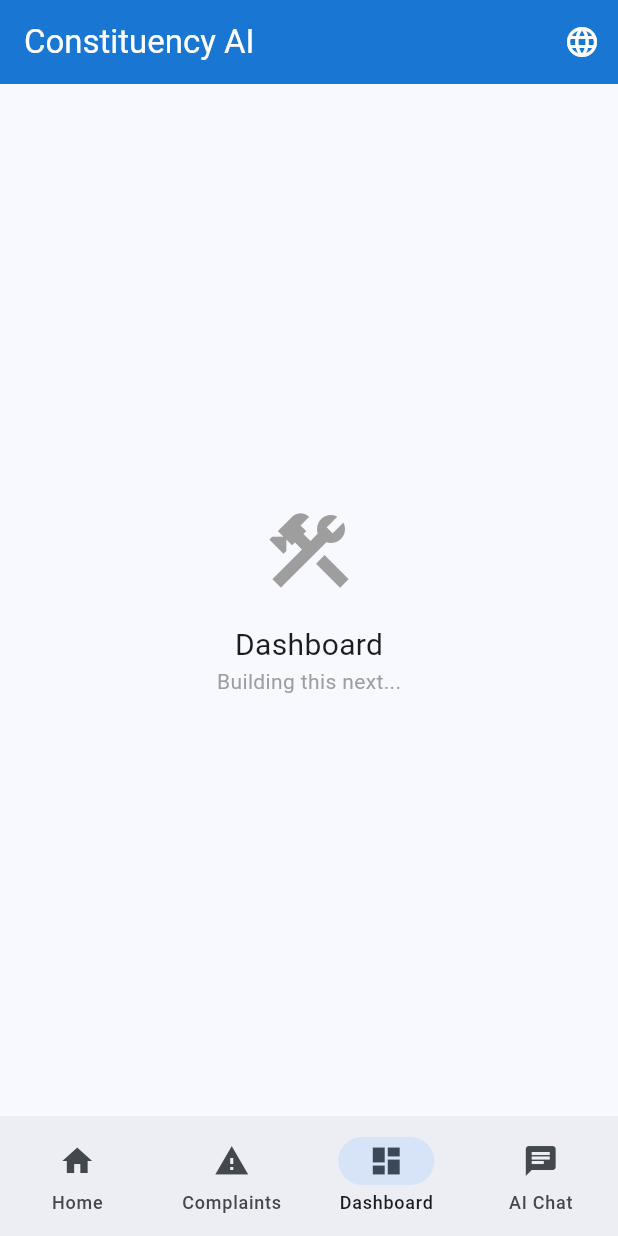
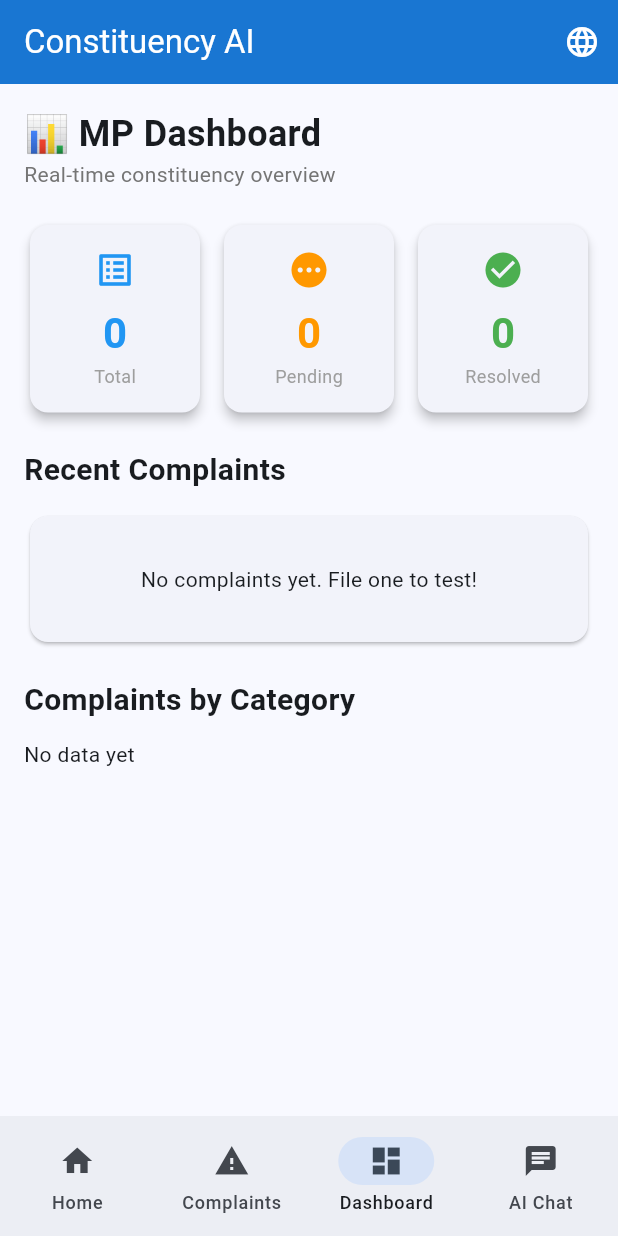
Before and after one commit to CYBERtony786/constituency-ai-command-center, a Flutter app: the screen it shows after launch, item 3 of the bottom bar chosen, on a phone screen of 412 x 824 dp. Run offline on Flutter 3.47's test engine with Material 3 defaults, Android fonts, the light colour scheme and no system bars; our stand-ins replace cloud_firestore, firebase_core; accounts and stored records are empty.

Commit message:
Day 6: Built live dashboard connected to Firebase

```diff
--- a/constituency_app/lib/screens/dashboard_screen.dart
+++ b/constituency_app/lib/screens/dashboard_screen.dart
@@ -0,0 +1,298 @@
+import 'package:flutter/material.dart';
+import 'package:cloud_firestore/cloud_firestore.dart';
+
+class DashboardScreen extends StatelessWidget {
+  @override
+  Widget build(BuildContext context) {
+    return SingleChildScrollView(
+      padding: EdgeInsets.all(16),
+      child: Column(
+        crossAxisAlignment: CrossAxisAlignment.start,
+        children: [
+          // Header
+          Text(
+            '📊 MP Dashboard',
+            style: TextStyle(fontSize: 24, fontWeight: FontWeight.bold),
+          ),
+          Text(
+            'Real-time constituency overview',
+            style: TextStyle(color: Colors.grey[600]),
+          ),
+
+          SizedBox(height: 20),
+
+          // Live Stats from Firebase
+          _buildLiveStats(),
+
+          SizedBox(height: 20),
+
+          // Recent Complaints List
+          Text(
+            'Recent Complaints',
+            style: TextStyle(fontSize: 20, fontWeight: FontWeight.bold),
+          ),
+          SizedBox(height: 12),
+          _buildRecentComplaints(),
+
+          SizedBox(height: 20),
+
+          // Complaints by Category
+          Text(
+            'Complaints by Category',
+            style: TextStyle(fontSize: 20, fontWeight: FontWeight.bold),
+          ),
+          SizedBox(height: 12),
+          _buildCategoryBreakdown(),
+        ],
+      ),
+    );
+  }
+
+  // Live stats from Firestore
+  Widget _buildLiveStats() {
+    return StreamBuilder<QuerySnapshot>(
+      // StreamBuilder automatically updates when data changes in Firebase
+      stream: FirebaseFirestore.instance.collection('grievances').snapshots(),
+      builder: (context, snapshot) {
+        // While loading
+        if (snapshot.connectionState == ConnectionState.waiting) {
+          return Center(child: CircularProgressIndicator());
+        }
+
+        // If error
+        if (snapshot.hasError) {
+          return Text('Error loading data');
+        }
+
+        // Calculate stats
+        int total = snapshot.data?.docs.length ?? 0;
+        int pending = 0;
+        int resolved = 0;
+
+        for (var doc in snapshot.data!.docs) {
+          Map<String, dynamic> data = doc.data() as Map<String, dynamic>;
+          if (data['status'] == 'resolved') {
+            resolved++;
+          } else {
+            pending++;
+          }
+        }
+
+        return Row(
+          children: [
+            Expanded(
+              child: _buildDashStatCard('Total', '$total', Colors.blue, Icons.list_alt),
+            ),
+            SizedBox(width: 8),
+            Expanded(
+              child: _buildDashStatCard('Pending', '$pending', Colors.orange, Icons.pending),
+            ),
+            SizedBox(width: 8),
+            Expanded(
+              child: _buildDashStatCard('Resolved', '$resolved', Colors.green, Icons.check_circle),
+            ),
+          ],
+        );
+      },
+    );
+  }
+
+  Widget _buildDashStatCard(String label, String value, Color color, IconData icon) {
+    return Card(
+      elevation: 3,
+      child: Padding(
+        padding: EdgeInsets.all(16),
+        child: Column(
+          children: [
+            Icon(icon, color: color, size: 28),
+            SizedBox(height: 8),
+            Text(
+              value,
+              style: TextStyle(fontSize: 28, fontWeight: FontWeight.bold, color: color),
+            ),
+            Text(label, style: TextStyle(fontSize: 12, color: Colors.grey)),
+          ],
+        ),
+      ),
+    );
+  }
+
+  // Recent complaints from Firebase
+  Widget _buildRecentComplaints() {
+    return StreamBuilder<QuerySnapshot>(
+      stream: FirebaseFirestore.instance
+          .collection('grievances')
+          .orderBy('timestamp', descending: true)
+          .limit(5)
+          .snapshots(),
+      builder: (context, snapshot) {
+        if (snapshot.connectionState == ConnectionState.waiting) {
+          return Center(child: CircularProgressIndicator());
+        }
+
+        if (!snapshot.hasData || snapshot.data!.docs.isEmpty) {
+          return Card(
+            child: Padding(
+              padding: EdgeInsets.all(32),
+              child: Center(child: Text('No complaints yet. File one to test!')),
+            ),
+          );
+        }
+
+        return Column(
+          children: snapshot.data!.docs.map((doc) {
+            Map<String, dynamic> data = doc.data() as Map<String, dynamic>;
+
+            return Card(
+              margin: EdgeInsets.only(bottom: 8),
+              child: ListTile(
+                leading: CircleAvatar(
+                  backgroundColor: _getCategoryColor(data['category'] ?? 'other'),
+                  child: Icon(_getCategoryIcon(data['category'] ?? 'other'), color: Colors.white, size: 20),
+                ),
+                title: Text(
+                  data['complaint_text'] ?? 'No description',
+                  maxLines: 2,
+                  overflow: TextOverflow.ellipsis,
+                  style: TextStyle(fontSize: 14),
+                ),
+                subtitle: Row(
+                  children: [
+                    Icon(Icons.location_on, size: 14, color: Colors.grey),
+                    SizedBox(width: 4),
+                    Text(
+                      data['location_text'] ?? 'Unknown location',
+                      style: TextStyle(fontSize: 12),
+                    ),
+                    Spacer(),
+                    Container(
+                      padding: EdgeInsets.symmetric(horizontal: 8, vertical: 2),
+                      decoration: BoxDecoration(
+                        color: data['status'] == 'resolved' ? Colors.green[100] : Colors.orange[100],
+                        borderRadius: BorderRadius.circular(12),
+                      ),
+                      child: Text(
+                        (data['status'] ?? 'pending').toUpperCase(),
+                        style: TextStyle(
+                          fontSize: 10,
+                          fontWeight: FontWeight.bold,
+                          color: data['status'] == 'resolved' ? Colors.green[800] : Colors.orange[800],
+                        ),
+                      ),
+                    ),
+                  ],
+                ),
+              ),
+            );
+          }).toList(),
+        );
+      },
+    );
+  }
+
+  // Category breakdown
+  Widget _buildCategoryBreakdown() {
+    return StreamBuilder<QuerySnapshot>(
+      stream: FirebaseFirestore.instance.collection('grievances').snapshots(),
+      builder: (context, snapshot) {
+        if (!snapshot.hasData) return CircularProgressIndicator();
+
+        // Count by category
+        Map<String, int> categoryCounts = {};
+        for (var doc in snapshot.data!.docs) {
+          Map<String, dynamic> data = doc.data() as Map<String, dynamic>;
+          String category = data['category'] ?? 'other';
+          categoryCounts[category] = (categoryCounts[category] ?? 0) + 1;
+        }
+
+        if (categoryCounts.isEmpty) {
+          return Text('No data yet');
+        }
+
+        // Sort by count
+        var sortedEntries = categoryCounts.entries.toList()
+          ..sort((a, b) => b.value.compareTo(a.value));
+
+        return Column(
+          children: sortedEntries.map((entry) {
+            double percentage = (entry.value / snapshot.data!.docs.length) * 100;
+
+            return Padding(
+              padding: EdgeInsets.only(bottom: 8),
+              child: Column(
+                crossAxisAlignment: CrossAxisAlignment.start,
+                children: [
+                  Row(
+                    mainAxisAlignment: MainAxisAlignment.spaceBetween,
+                    children: [
+                      Text(
+                        _formatCategory(entry.key),
+                        style: TextStyle(fontSize: 14, fontWeight: FontWeight.w500),
+                      ),
+                      Text(
+                        '${entry.value} (${percentage.toStringAsFixed(0)}%)',
+                        style: TextStyle(fontSize: 14, color: Colors.grey[600]),
+                      ),
+                    ],
+                  ),
+                  SizedBox(height: 4),
+                  // Progress bar showing percentage
+                  ClipRRect(
+                    borderRadius: BorderRadius.circular(4),
+                    child: LinearProgressIndicator(
+                      value: percentage / 100,
+                      backgroundColor: Colors.grey[200],
+                      valueColor: AlwaysStoppedAnimation<Color>(
+                        _getCategoryColor(entry.key),
+                      ),
+                      minHeight: 8,
+                    ),
+                  ),
+                ],
+              ),
+            );
+          }).toList(),
+        );
+      },
+    );
+  }
+
+  // Helper: Get color for category
+  Color _getCategoryColor(String category) {
+  switch (category) {
+    case 'roads': return Colors.brown;
+    case 'water': return Colors.blue;
+    case 'electricity': return Colors.amber;
+    case 'health': return Colors.red;
+    case 'education': return Colors.green;
+    case 'sanitation': return Colors.teal;
+    case 'street_lights': return Colors.orange;
+    case 'drainage': return Colors.indigo;
+    case 'garbage': return Colors.grey;
+    default: return Colors.purple;
+   }
+  }
+
+  // Helper: Get icon for category
+  IconData _getCategoryIcon(String category) {
+  switch (category) {
+    case 'roads': return Icons.add_road;
+    case 'water': return Icons.water_drop;
+    case 'electricity': return Icons.electrical_services;
+    case 'health': return Icons.local_hospital;
+    case 'education': return Icons.school;
+    case 'sanitation': return Icons.cleaning_services;
+    case 'street_lights': return Icons.lightbulb;
+    case 'drainage': return Icons.water;
+    case 'garbage': return Icons.delete_outline;
+    default: return Icons.more_horiz;
+    }
+  }
+
+  // Helper: Format category name
+  String _formatCategory(String category) {
+    return category.replaceAll('_', ' ').split(' ').map((word) {
+      return word[0].toUpperCase() + word.substring(1);
+    }).join(' ');
+  }
+}
--- a/constituency_app/lib/screens/home_screen.dart
+++ b/constituency_app/lib/screens/home_screen.dart
@@ -1,6 +1,7 @@
 // File: lib/screens/home_screen.dart
 import 'grievance_form.dart';
 import 'package:flutter/material.dart';
+import 'dashboard_screen.dart';
 
 class HomeScreen extends StatefulWidget {
   @override
@@ -261,18 +262,8 @@ class _HomeScreenState extends State<HomeScreen> {
 }
 
   Widget _buildDashboardPlaceholder() {
-    return Center(
-      child: Column(
-        mainAxisAlignment: MainAxisAlignment.center,
-        children: [
-          Icon(Icons.construction, size: 64, color: Colors.grey),
-          SizedBox(height: 16),
-          Text('Dashboard', style: TextStyle(fontSize: 20)),
-          Text('Building this next...', style: TextStyle(color: Colors.grey)),
-        ],
-      ),
-    );
-  }
+  return DashboardScreen();
+}
 
   Widget _buildChatPlaceholder() {
     return Center(
```
